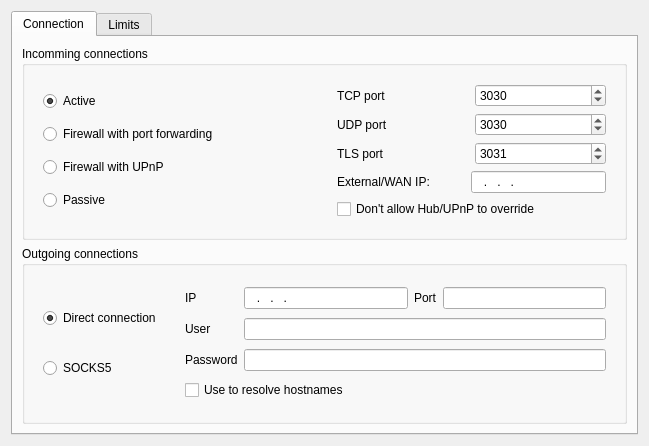
Above: eiskaltdcpp/ui/UISettingsConnection.ui from eiskaltdcpp/eiskaltdcpp before the change. Below: the same form after it.
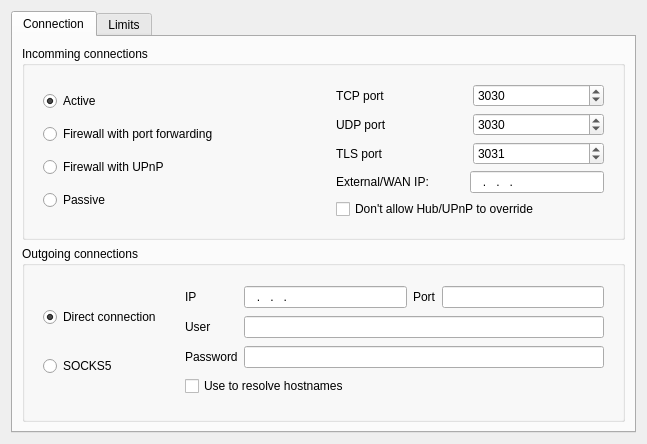
That is the form after the change. The open tabs and pages were chosen to show the change.

The edit to the form file:
```diff
--- a/eiskaltdcpp/ui/UISettingsConnection.ui
+++ b/eiskaltdcpp/ui/UISettingsConnection.ui
@@ -6,8 +6,8 @@
    <rect>
     <x>0</x>
     <y>0</y>
-    <width>649</width>
-    <height>446</height>
+    <width>647</width>
+    <height>444</height>
    </rect>
   </property>
   <property name="windowTitle">
```
Left out of the diff: 2 changed lines with no effect on the pictures.
